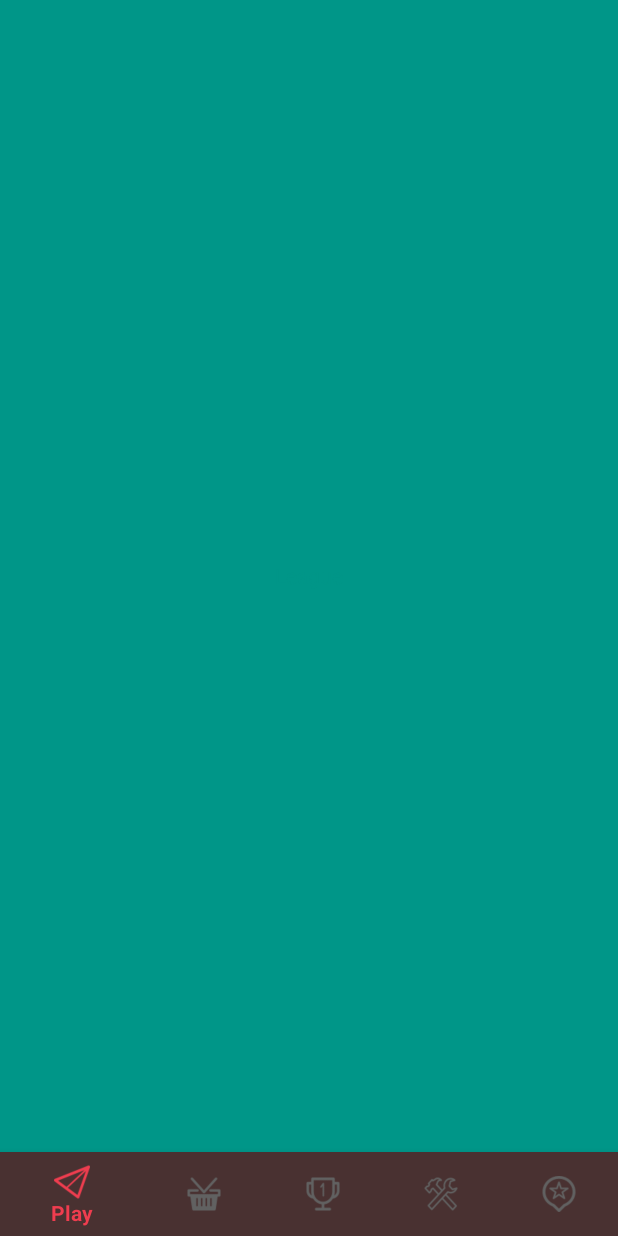
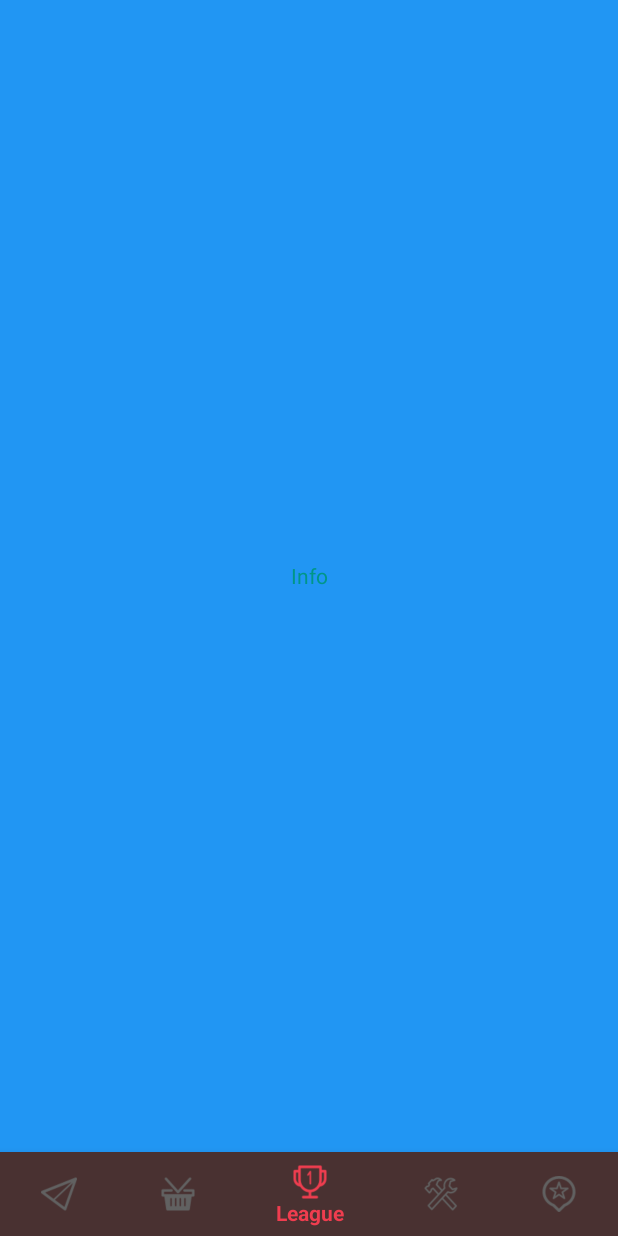
Before and after one commit to jting217/RedPocket, an Android app: the screen it shows after launch (MainActivity), item 3 of the bottom bar chosen, on a phone screen of 412 x 824 dp. Run offline under Robolectric (Android 15) with nearby library versions, the phone set to English and light mode, and no system bars.

Commit message:
Change BottomNavigationView switch frangment method

```diff
--- a/app/src/main/java/com/kanhan/redpocket/MainActivity.java
+++ b/app/src/main/java/com/kanhan/redpocket/MainActivity.java
@@ -18,10 +18,13 @@ import android.widget.TextView;
 import java.lang.reflect.Field;
 
 public class MainActivity extends AppCompatActivity {
+    private static final String SELECTED_ITEM = "arg_selected_item";
 
     private TextView textFavorites;
     private TextView textSchedules;
     private TextView textMusic;
+    private BottomNavigationView mBottomNav;
+    private int mSelectedItem;
 
     @Override
     protected void onCreate(Bundle savedInstanceState) {
@@ -30,61 +33,121 @@ public class MainActivity extends AppCompatActivity {
         super.onCreate(savedInstanceState);
         setContentView(R.layout.activity_main);
 
+        mBottomNav = (BottomNavigationView) findViewById(R.id.bottom_navigation);
+        BottomNavigationViewHelper.disableShiftMode(mBottomNav);
+        mBottomNav.setOnNavigationItemSelectedListener(new BottomNavigationView.OnNavigationItemSelectedListener() {
+            @Override
+            public boolean onNavigationItemSelected(@NonNull MenuItem item) {
+                selectFragment(item);
+                return true;
+            }
+        });
+        MenuItem selectedItem;
+        if (savedInstanceState != null) {
+            mSelectedItem = savedInstanceState.getInt(SELECTED_ITEM, 0);
+            selectedItem = mBottomNav.getMenu().findItem(mSelectedItem);
+        } else {
+            selectedItem = mBottomNav.getMenu().getItem(0);
+        }
+        selectFragment(selectedItem);
+
 //        textFavorites = (TextView) findViewById(R.id.text_favorites);
 //        textSchedules = (TextView) findViewById(R.id.text_schedules);
 //        textMusic = (TextView) findViewById(R.id.text_music);
 
-        BottomNavigationView bottomNavigationView = (BottomNavigationView)
-                findViewById(R.id.bottom_navigation);
-        BottomNavigationViewHelper.disableShiftMode(bottomNavigationView);
-        Log.d("☆","start");
-        bottomNavigationView.setOnNavigationItemSelectedListener(
-                new BottomNavigationView.OnNavigationItemSelectedListener() {
+//        BottomNavigationView bottomNavigationView = (BottomNavigationView)
+//                findViewById(R.id.bottom_navigation);
+//        BottomNavigationViewHelper.disableShiftMode(bottomNavigationView);
+//        Log.d("☆","start");
+//        bottomNavigationView.setOnNavigationItemSelectedListener(
+//                new BottomNavigationView.OnNavigationItemSelectedListener() {
+//                    Fragment frag = null;
+//                    FragmentTransaction ft;
+//                    @Override
+//                    public boolean onNavigationItemSelected(@NonNull MenuItem item) {
+//                        //item.setIcon(R.drawable.ic_access_time_white_24dp);
+//                        //item.set
+//
+//                        switch (item.getItemId()) {
+//                            case R.id.paly:
+//                                frag = MenuFragment.newInstance(getString(R.string.text_play),
+//                                        getColorFromRes(R.color.color_home));
+//                                ft = getSupportFragmentManager().beginTransaction();
+//                                ft.add(R.id.container, frag, frag.getTag());
+//                                ft.commit();
+//
+//                                Log.d("☆","1");
+//
+//                                break;
+//                            case R.id.shops:
+//                                frag = MenuFragment.newInstance(getString(R.string.text_shops),
+//                                        getColorFromRes(R.color.color_notifications));
+//                                Log.d("☆","2");
+//                                ft = getSupportFragmentManager().beginTransaction();
+//                                ft.add(R.id.container, frag, frag.getTag());
+//                                ft.commit();
+//
+//                                break;
+//                            case R.id.league:
+//                                frag = MenuFragment.newInstance(getString(R.string.text_league),
+//                                        getColorFromRes(R.color.color_home));
+//                                Log.d("☆","3");
+//                                ft = getSupportFragmentManager().beginTransaction();
+//                                ft.add(R.id.container, frag, frag.getTag());
+//                                ft.commit();
+////                                textFavorites.setVisibility(View.GONE);
+////                                textSchedules.setVisibility(View.GONE);
+////                                textMusic.setVisibility(View.VISIBLE);
+//                                break;
+//                        }
+//                        return false;
+//                    }
+//
+//
+//                });
+
+    }
+
+    private void selectFragment(MenuItem item) {
         Fragment frag = null;
-                    FragmentTransaction ft;
-                    @Override
-                    public boolean onNavigationItemSelected(@NonNull MenuItem item) {
-                        //item.setIcon(R.drawable.ic_access_time_white_24dp);
-                        //item.set
-
+        // init corresponding fragment
         switch (item.getItemId()) {
             case R.id.paly:
                 frag = MenuFragment.newInstance(getString(R.string.text_play),
                         getColorFromRes(R.color.color_home));
-                                ft = getSupportFragmentManager().beginTransaction();
-                                ft.add(R.id.container, frag, frag.getTag());
-                                ft.commit();
-
-                                Log.d("☆","1");
-
                 break;
             case R.id.shops:
                 frag = MenuFragment.newInstance(getString(R.string.text_shops),
                         getColorFromRes(R.color.color_notifications));
-                                Log.d("☆","2");
-                                ft = getSupportFragmentManager().beginTransaction();
-                                ft.add(R.id.container, frag, frag.getTag());
-                                ft.commit();
-
                 break;
             case R.id.league:
                 frag = MenuFragment.newInstance(getString(R.string.text_league),
-                                        getColorFromRes(R.color.color_home));
-                                Log.d("☆","3");
-                                ft = getSupportFragmentManager().beginTransaction();
+                        getColorFromRes(R.color.color_search));
+            case R.id.options:
+                frag = MenuFragment.newInstance(getString(R.string.text_options),
+                        getColorFromRes(R.color.color_search));
+            case R.id.info:
+                frag = MenuFragment.newInstance(getString(R.string.text_info),
+                        getColorFromRes(R.color.color_search));
+                break;
+        }
+
+        // update selected item
+        mSelectedItem = item.getItemId();
+
+        // uncheck the other items.
+        for (int i = 0; i< mBottomNav.getMenu().size(); i++) {
+            MenuItem menuItem = mBottomNav.getMenu().getItem(i);
+            menuItem.setChecked(menuItem.getItemId() == item.getItemId());
+        }
+
+        updateToolbarText(item.getTitle());
+
+        if (frag != null) {
+            FragmentTransaction ft = getSupportFragmentManager().beginTransaction();
             ft.add(R.id.container, frag, frag.getTag());
             ft.commit();
-//                                textFavorites.setVisibility(View.GONE);
-//                                textSchedules.setVisibility(View.GONE);
-//                                textMusic.setVisibility(View.VISIBLE);
-                                break;
         }
-                        return false;
-                    }
-
-
-                });
-
     }
 
     private void updateToolbarText(CharSequence text) {
```
Lines whose indentation alone changed are shown as unchanged.
